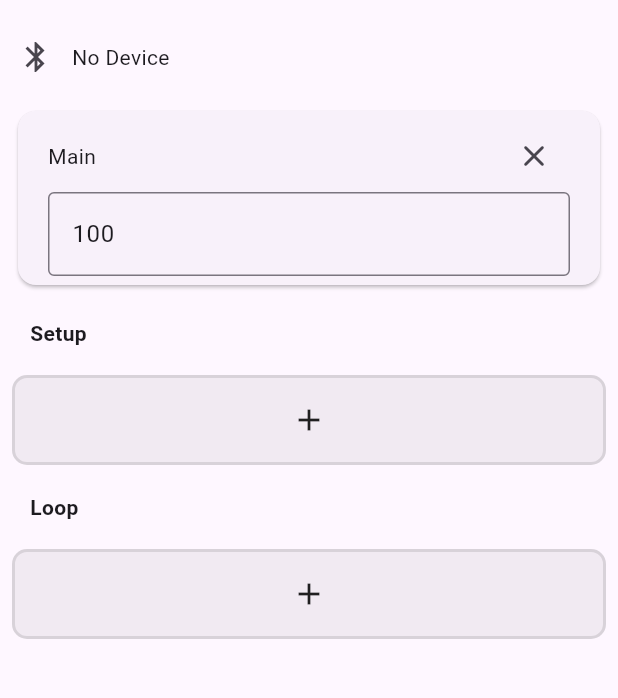
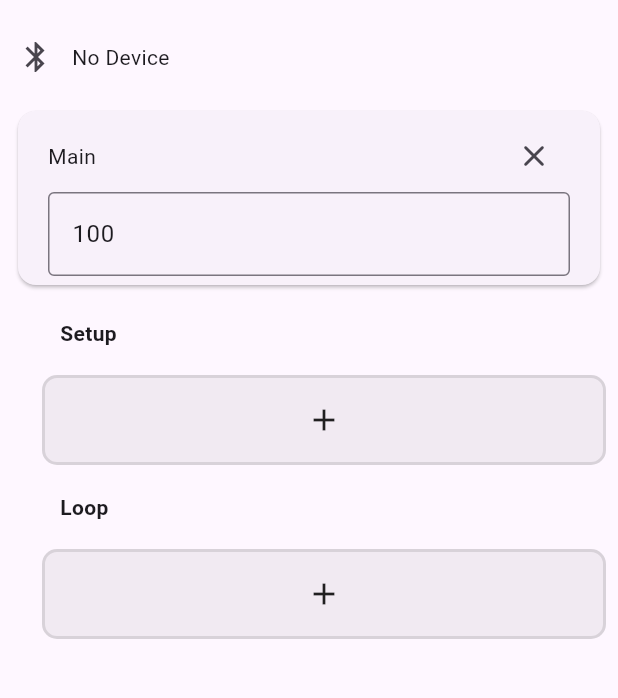
Before and after one commit to rogue1starwars/Block, a Flutter app: the screen it shows after launch, on a phone screen of 412 x 824 dp, the part 63-761 px from its top. Run offline on Flutter 3.47's test engine with Material 3 defaults, Android fonts, the phone set to English and light mode, and no system bars; our stand-ins replace flutter_blue_plus, flutter_compass, flutter_riverpod, geolocator, hive_flutter; accounts and stored records are empty.

Commit message:
added missed padding

```diff
--- a/lib/widgets/block_tree.dart
+++ b/lib/widgets/block_tree.dart
@@ -47,18 +47,22 @@ class _BlockTreeState extends ConsumerState<BlockTree> {
           ),
         );
       case StatementInput _:
-        return Column(
+        return Padding(
+          padding: const EdgeInsets.only(left: 20.0),
+          child: Column(
             mainAxisSize: MainAxisSize.min,
             crossAxisAlignment: CrossAxisAlignment.start,
             children: [
               Padding(
-              padding: const EdgeInsets.symmetric(vertical: 10, horizontal: 20),
+                padding:
+                    const EdgeInsets.symmetric(vertical: 10, horizontal: 20),
                 child: Text(input.label,
                     style: const TextStyle(fontWeight: FontWeight.bold)),
               ),
               for (var block in input.blocks) BlockTree(block: block),
               AddButton(parentBlock: parent, index: index),
             ],
+          ),
         );
       default:
         return const SizedBox.shrink();
```
Lines whose indentation alone changed are shown as unchanged.
